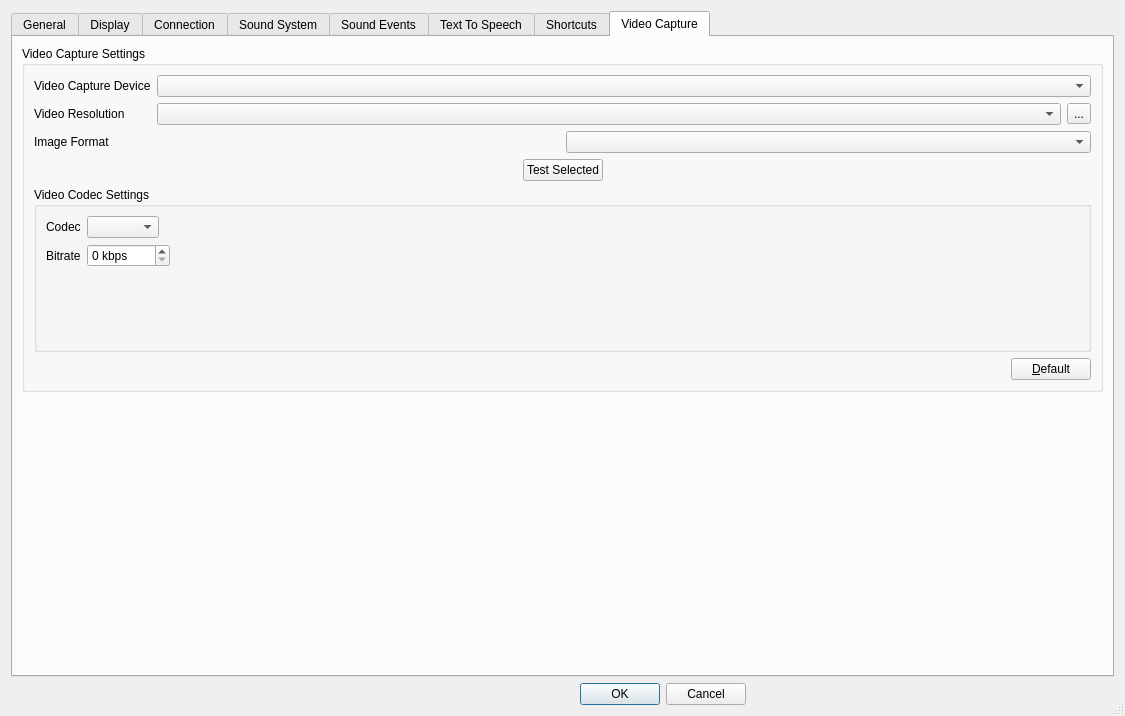
First picture: the form in Client/qtTeamTalk/preferences.ui, repository BearWare/TeamTalk5, before the edit.
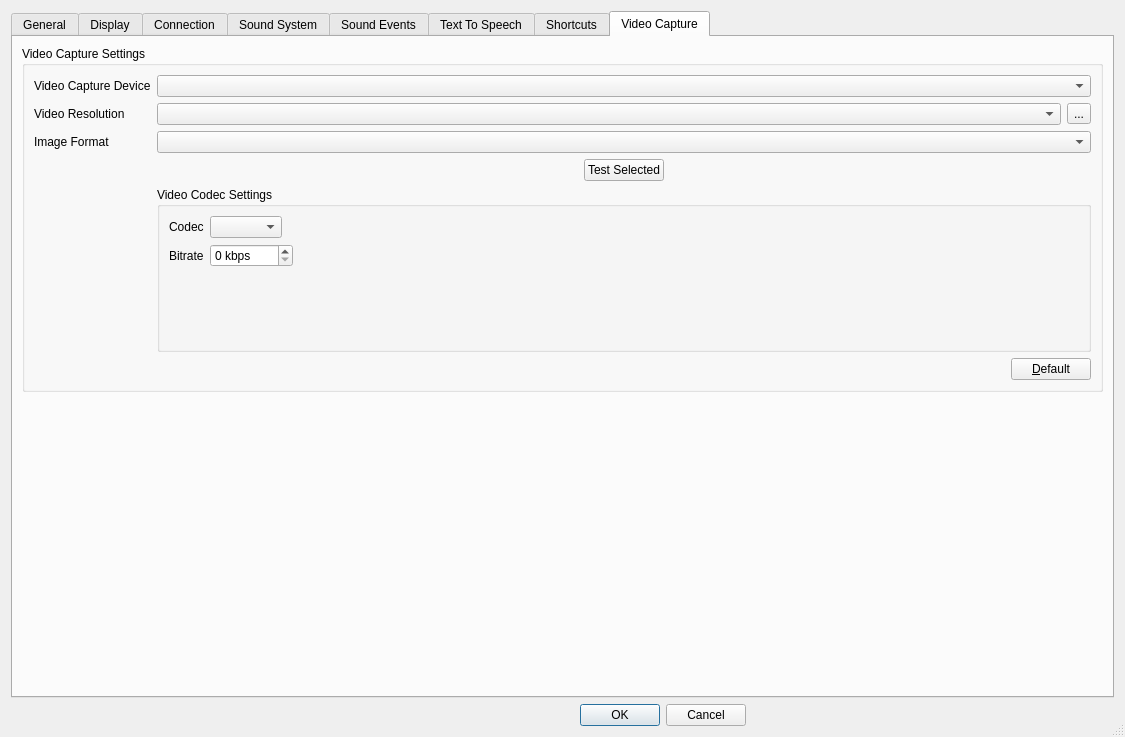
Second picture: the form after the edit. The open tabs and pages were chosen to show the change. Icons and pictures are not drawn. Custom widgets are drawn as their Qt base class.

Commit message: Put in form layout

```diff
--- a/Client/qtTeamTalk/preferences.ui
+++ b/Client/qtTeamTalk/preferences.ui
@@ -7,7 +7,7 @@
     <x>0</x>
     <y>0</y>
     <width>1125</width>
-    <height>716</height>
+    <height>737</height>
    </rect>
   </property>
   <property name="windowTitle">
@@ -2028,24 +2028,20 @@
             </item>
            </layout>
           </item>
-          <item row="2" column="0" colspan="2">
-           <layout class="QHBoxLayout" name="horizontalLayout_11">
-            <item>
-             <widget class="QLabel" name="label_31">
-              <property name="text">
-               <string>Image Format</string>
-              </property>
-              <property name="buddy">
-               <cstring>vidImgFmtBox</cstring>
-              </property>
-             </widget>
-            </item>
-            <item>
-             <widget class="QComboBox" name="vidImgFmtBox"/>
-            </item>
-           </layout>
+          <item row="2" column="0">
+           <widget class="QLabel" name="label_31">
+            <property name="text">
+             <string>Image Format</string>
+            </property>
+            <property name="buddy">
+             <cstring>vidImgFmtBox</cstring>
+            </property>
+           </widget>
           </item>
-          <item row="3" column="0" colspan="2">
+          <item row="2" column="1">
+           <widget class="QComboBox" name="vidImgFmtBox"/>
+          </item>
+          <item row="3" column="1">
            <layout class="QHBoxLayout" name="horizontalLayout_8">
             <item>
              <spacer name="horizontalSpacer_10">
@@ -2082,7 +2078,7 @@
             </item>
            </layout>
           </item>
-          <item row="4" column="0" colspan="2">
+          <item row="4" column="1">
            <widget class="QGroupBox" name="vidgroupBox">
             <property name="sizePolicy">
              <sizepolicy hsizetype="Expanding" vsizetype="Expanding">
@@ -2222,7 +2218,7 @@
             </layout>
            </widget>
           </item>
-          <item row="5" column="0" colspan="2">
+          <item row="5" column="1">
            <layout class="QHBoxLayout" name="horizontalLayout_12">
             <item>
              <spacer name="horizontalSpacer_14">
```
Left out of the diff: 8 changed lines with no effect on the pictures.
